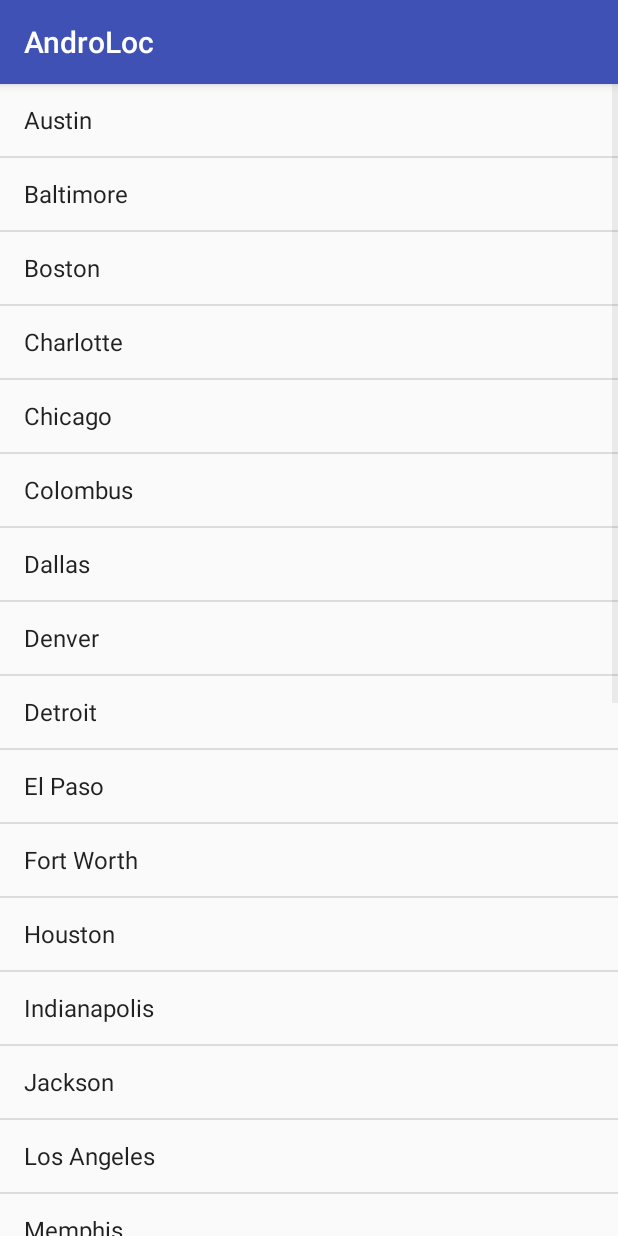
After one commit to VonKavalier/AndroLoc, an Android app: the VillesActivity screen opened directly, with no data from a screen before it, on a phone screen of 412 x 824 dp. The commit adds this screen. Run offline under Robolectric (Android 15) with nearby library versions, the phone set to English and light mode, and no system bars.

Commit message:
Ajout de la liste des villes

```diff
--- /dev/null
+++ b/app/src/main/java/fr/kavalier/von/androloc/VillesActivity.java
@@ -0,0 +1,68 @@
+package fr.kavalier.von.androloc;
+
+import android.content.Intent;
+import android.support.v7.app.AppCompatActivity;
+import android.os.Bundle;
+import android.view.View;
+import android.widget.AdapterView;
+import android.widget.ArrayAdapter;
+import android.widget.ListView;
+import android.widget.Toast;
+
+import java.util.ArrayList;
+import java.util.Arrays;
+
+public class VillesActivity extends AppCompatActivity {
+
+    ListView listview;
+
+    @Override
+    protected void onCreate(Bundle savedInstanceState) {
+        super.onCreate(savedInstanceState);
+        setContentView(R.layout.activity_villes);
+        Intent intent = getIntent();
+
+        final ListView listView = (ListView) findViewById(R.id.list_villes);
+        String[] villes = new String[] { "Seattle", "Portland", "San Francisco", "San Jose", "Los Angeles", "San Diego",
+                                        "Phoenix", "Denver", "El Paso", "San Antonio", "Austin", "Fort Worth", "Oklahoma City",
+                                        "Dallas", "Houston", "Jackson", "Memphis", "Nashville", "Charlotte", "Indianapolis", "Chicago",
+                                        "Colombus", "Milwaukee", "Detroit", "Washington", "Baltimore", "Philadelphie", "New York", "Boston"};
+
+        Arrays.sort(villes);
+
+        // Define a new Adapter
+        // First parameter - Context
+        // Second parameter - Layout for the row
+        // Third parameter - ID of the TextView to which the data is written
+        // Forth - the Array of data
+
+        ArrayAdapter<String> adapter = new ArrayAdapter<String>(this,
+                android.R.layout.simple_list_item_1, android.R.id.text1, villes);
+
+
+        // Assign adapter to ListView
+        listView.setAdapter(adapter);
+
+        // ListView Item Click Listener
+        listView.setOnItemClickListener(new AdapterView.OnItemClickListener() {
+
+            @Override
+            public void onItemClick(AdapterView<?> parent, View view,
+                                    int position, long id) {
+
+                // ListView Clicked item index
+                int itemPosition     = position;
+
+                // ListView Clicked item value
+                String  itemValue    = (String) listView.getItemAtPosition(position);
+
+                // Show Alert
+                Toast.makeText(getApplicationContext(),
+                        "Position :"+itemPosition+"  ListItem : " +itemValue , Toast.LENGTH_LONG)
+                        .show();
+
+            }
+
+        });
+    }
+}
--- /dev/null
+++ b/app/src/main/res/layout/activity_villes.xml
@@ -0,0 +1,13 @@
+<?xml version="1.0" encoding="utf-8"?>
+<RelativeLayout xmlns:android="http://schemas.android.com/apk/res/android"
+    xmlns:tools="http://schemas.android.com/tools"
+    android:layout_width="match_parent"
+    android:layout_height="match_parent"
+    tools:context="fr.kavalier.von.androloc.VillesActivity">
+
+    <ListView
+        android:id="@+id/list_villes"
+        android:layout_width="wrap_content"
+        android:layout_height="wrap_content" />
+
+</RelativeLayout>
--- a/app/src/main/res/values/strings.xml
+++ b/app/src/main/res/values/strings.xml
@@ -12,4 +12,6 @@
     <string name="recherche_bouton_description">icone recherche</string>
     <string name="villes_bouton_description">icone villes principales</string>
     <string name="quitter_bouton_description">icone quitter</string>
+
+    <!-- Villes -->
 </resources>
```
Also changed, not shown: app/src/main/AndroidManifest.xml (+4 -3 lines), app/src/main/java/fr/kavalier/von/androloc/MainActivity.java (+11 -0 lines).
